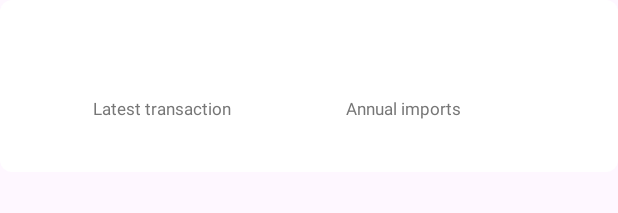
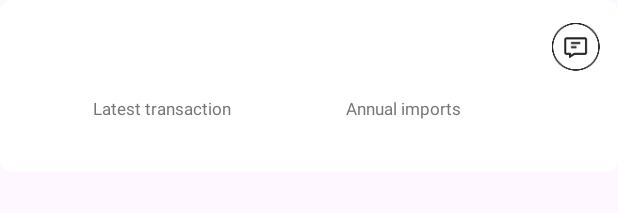
Before and after one commit to leotyndale/ExportPro, an Android app: the layout layout_leading_info.xml on its own in the app's theme, with its tools: preview values and no code run, on a phone screen of 412 x 824 dp. Shown: the top 213 px of the screen. Run offline under Robolectric (Android 15) with nearby library versions, the phone set to English and light mode, and no system bars; network calls fail.

Commit message:
add chat icon

```diff
--- a/app/src/main/res/layout/layout_leading_info.xml
+++ b/app/src/main/res/layout/layout_leading_info.xml
@@ -25,11 +25,11 @@
 
         <ImageView
             android:id="@+id/icon"
-            android:contentDescription="@string/product_image_description"
             android:layout_width="42dp"
-            android:layout_height="42dp" />
+            android:layout_height="42dp"
+            android:contentDescription="@string/product_image_description" />
 
-        <androidx.appcompat.widget.LinearLayoutCompat
+        <RelativeLayout
             android:layout_width="match_parent"
             android:layout_height="wrap_content"
             android:layout_marginStart="8dp"
@@ -37,8 +37,10 @@
 
             <androidx.appcompat.widget.AppCompatTextView
                 android:id="@+id/title"
-                android:layout_width="wrap_content"
+                android:layout_width="match_parent"
                 android:layout_height="wrap_content"
+                android:layout_marginEnd="8dp"
+                android:layout_toStartOf="@id/chat_icon"
                 android:ellipsize="end"
                 android:maxLines="1"
                 android:textColor="#222222"
@@ -49,13 +51,25 @@
                 android:id="@+id/type"
                 android:layout_width="wrap_content"
                 android:layout_height="wrap_content"
+                android:layout_below="@+id/title"
                 android:layout_marginTop="4dp"
                 android:textColor="#222222"
                 android:textSize="13sp" />
 
+            <ImageView
+                android:id="@+id/chat_icon"
+                android:layout_width="32dp"
+                android:layout_height="32dp"
+                android:layout_marginTop="3dp"
+                android:layout_alignParentTop="true"
+                android:layout_alignParentEnd="true"
+                android:src="@drawable/chat_icon" />
+
             <androidx.appcompat.widget.LinearLayoutCompat
+                android:id="@+id/transaction_line"
                 android:layout_width="match_parent"
                 android:layout_height="wrap_content"
+                android:layout_below="@+id/type"
                 android:layout_marginTop="11dp"
                 android:orientation="horizontal">
 
@@ -107,6 +121,6 @@
                         android:textStyle="bold" />
                 </androidx.appcompat.widget.LinearLayoutCompat>
             </androidx.appcompat.widget.LinearLayoutCompat>
-        </androidx.appcompat.widget.LinearLayoutCompat>
+        </RelativeLayout>
     </androidx.appcompat.widget.LinearLayoutCompat>
 </androidx.appcompat.widget.LinearLayoutCompat>
```
Also changed, not shown: app/src/main/res/drawable-xxhdpi/chat_icon.png (added).
